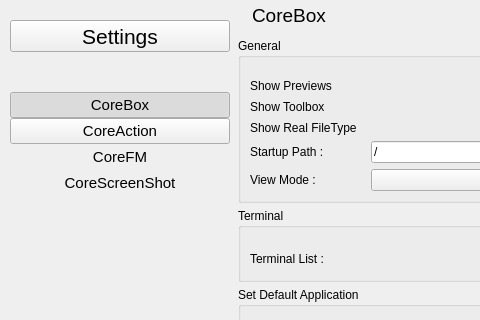
This is app/settings/settings.ui in rahmanshaber/corebox as Qt 5 draws it before an edit; both pictures show x 0 to 480 and y 0 to 320 of the 804 by 449 pixel window. The edited form follows.
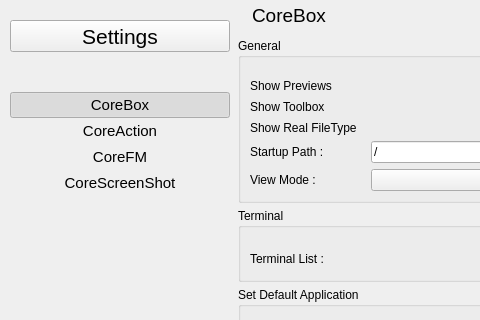
This is the edited form. The open tabs and pages were chosen to show the change. Icons and pictures are not drawn.

The edit to the form file:
```diff
--- a/app/settings/settings.ui
+++ b/app/settings/settings.ui
@@ -302,6 +302,9 @@
         <property name="checked">
          <bool>false</bool>
         </property>
+        <property name="flat">
+         <bool>true</bool>
+        </property>
        </widget>
       </item>
       <item>
```
Left out of the diff: 30 changed lines with no effect on the pictures.
